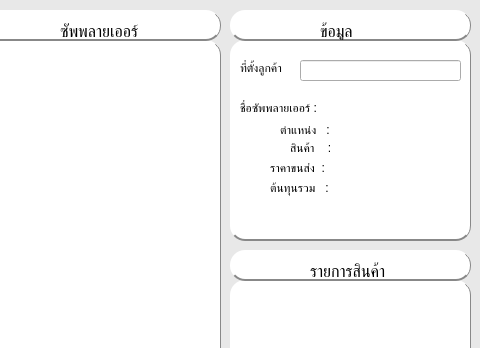
The window that UI/mainPage.ui (iceyokuna/SupplierOptimizer) describes before a commit, drawn with Qt 5; both pictures show x 790 to 1270 and y 0 to 348 of the 1270 by 721 pixel window.
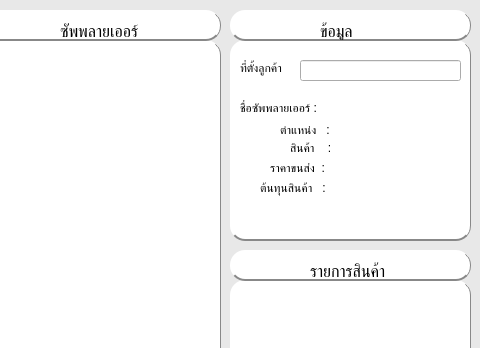
The same window after the commit.

Diff of the .ui file:
```diff
--- a/UI/mainPage.ui
+++ b/UI/mainPage.ui
@@ -175,14 +175,14 @@
   <widget class="QLabel" name="supply_cost_label">
    <property name="geometry">
     <rect>
-     <x>1060</x>
+     <x>1050</x>
      <y>180</y>
      <width>171</width>
      <height>16</height>
     </rect>
    </property>
    <property name="text">
-    <string>ต้นทุนรวม   :</string>
+    <string>ต้นทุนสินค้า   :</string>
    </property>
   </widget>
   <widget class="QWidget" name="map_widget" native="true">
```
